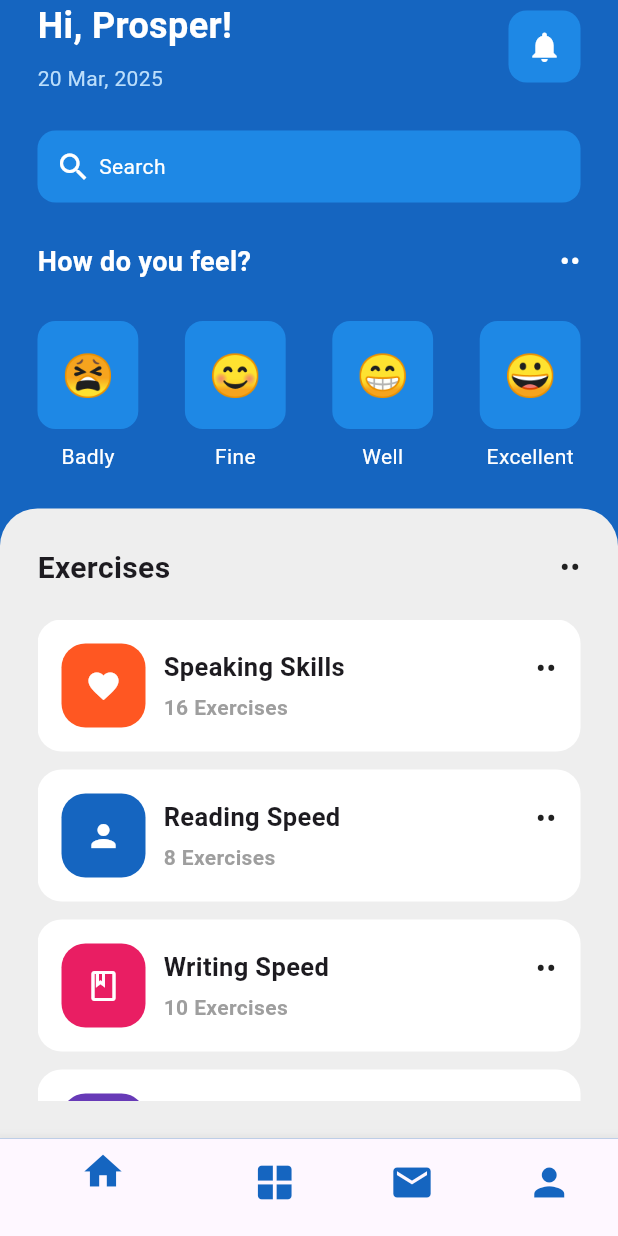
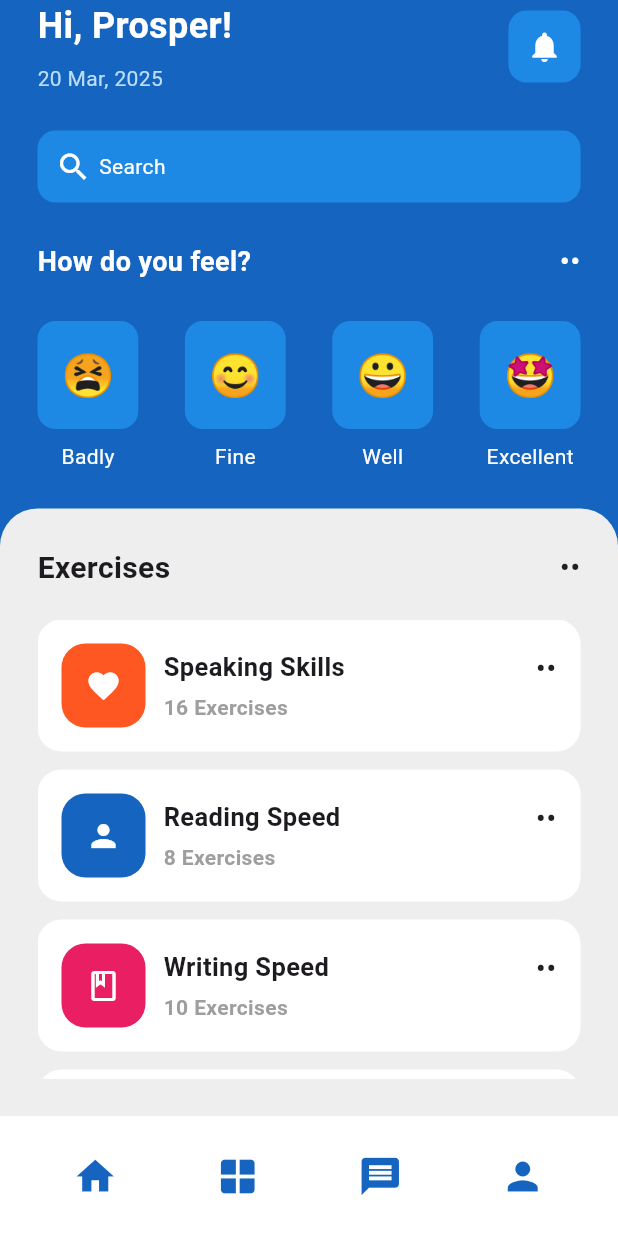
Before and after one commit to prospermbuma/mental_health_app, a Flutter app: the screen it shows after launch, on a phone screen of 412 x 824 dp. Run offline on Flutter 3.47's test engine with Material 3 defaults, Android fonts, the phone set to English and light mode, and no system bars.

Commit message:
Some more updates

```diff
--- a/lib/Pages/home_page.dart
+++ b/lib/Pages/home_page.dart
@@ -21,25 +21,32 @@ class _HomePageState extends State<HomePage> {
       ),
       child: Scaffold(
         backgroundColor: Colors.blue[800],
-        bottomNavigationBar: BottomNavigationBar(
-          items: [
-            BottomNavigationBarItem(
+        bottomNavigationBar: BottomAppBar(
+          color: Colors.white,
+          child: SizedBox(
+            height: 60, // Set the height of the bottom navigation bar
+            child: Row(
+              mainAxisAlignment: MainAxisAlignment.spaceAround,
+              children: [
+                IconButton(
                   icon: Icon(Icons.home, size: 30, color: Colors.blue[800]),
-              label: '',
+                  onPressed: () {},
                 ),
-            BottomNavigationBarItem(
+                IconButton(
                   icon: Icon(Icons.window, size: 30, color: Colors.blue[800]),
-              label: '',
+                  onPressed: () {},
                 ),
-            BottomNavigationBarItem(
-              icon: Icon(Icons.email, size: 30, color: Colors.blue[800]),
-              label: '',
+                IconButton(
+                  icon: Icon(Icons.message, size: 30, color: Colors.blue[800]),
+                  onPressed: () {},
                 ),
-            BottomNavigationBarItem(
+                IconButton(
                   icon: Icon(Icons.person, size: 30, color: Colors.blue[800]),
-              label: '',
+                  onPressed: () {},
                 ),
               ],
+            ),
+          ),
         ),
         body: SafeArea(
           child: Column(
@@ -141,8 +148,8 @@ class _HomePageState extends State<HomePage> {
                       children: [
                         _buildEmotionTile("😫", "Badly"),
                         _buildEmotionTile("😊", "Fine"),
-                        _buildEmotionTile("😁", "Well"),
-                        _buildEmotionTile("😀", "Excellent"),
+                        _buildEmotionTile("😀", "Well"),
+                        _buildEmotionTile("🤩", "Excellent"),
                       ],
                     ),
                   ],
```
Also changed, not shown: 2 other files. Lines whose indentation alone changed are shown as unchanged.
